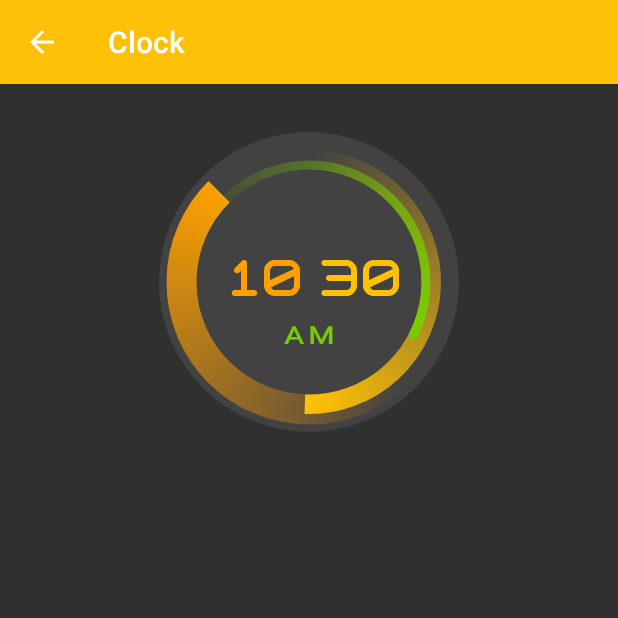
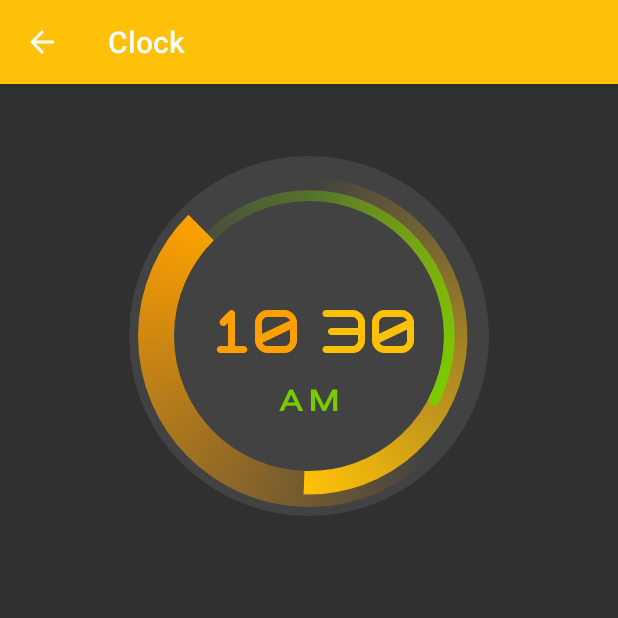
Before and after one commit to CreatorFelix/LemonadeClock, an Android app: the ClockActivity screen opened directly, with no data from a screen before it, on a phone screen of 412 x 824 dp, the top half of it. Run offline under Robolectric (Android 15) with nearby library versions, the phone set to English and light mode, and no system bars; libraries missing offline, so code that uses them is left out: com.squareup.leakcanary.

Commit message:
Adjust the size of demo view

```diff
--- a/sample/src/main/res/layout/activity_clock.xml
+++ b/sample/src/main/res/layout/activity_clock.xml
@@ -8,8 +8,8 @@
 
     <com.creator.lemonade.clock.widget.Clock
         android:layout_width="match_parent"
-        android:layout_height="200dp"
-        android:layout_marginTop="32dp"
+        android:layout_height="240dp"
+        android:layout_marginTop="48dp"
         app:layout_constraintLeft_toLeftOf="parent"
         app:layout_constraintRight_toRightOf="parent"
         app:layout_constraintTop_toTopOf="parent" />
--- a/sample/src/main/res/layout/activity_stopwatch.xml
+++ b/sample/src/main/res/layout/activity_stopwatch.xml
@@ -7,8 +7,8 @@
     <com.creator.lemonade.clock.widget.Stopwatch
         android:id="@+id/stopwatch"
         android:layout_width="match_parent"
-        android:layout_height="200dp"
-        android:layout_marginTop="32dp"
+        android:layout_height="240dp"
+        android:layout_marginTop="48dp"
         app:layout_constraintLeft_toLeftOf="parent"
         app:layout_constraintRight_toRightOf="parent"
         app:layout_constraintTop_toTopOf="parent" />
```
